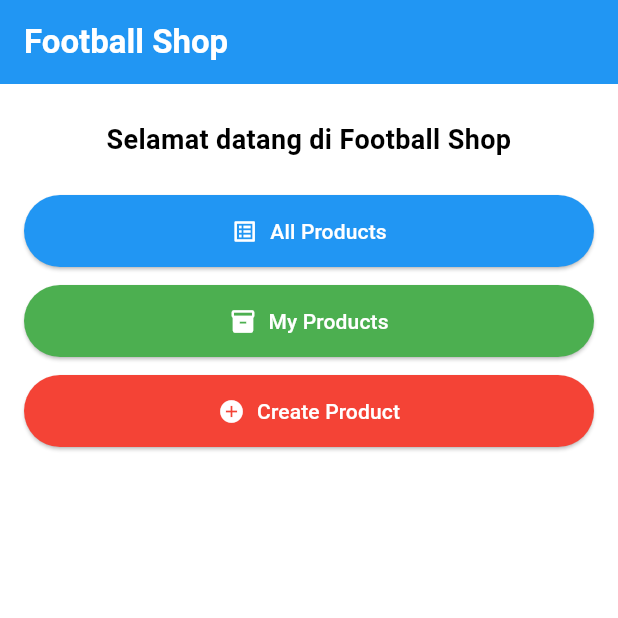
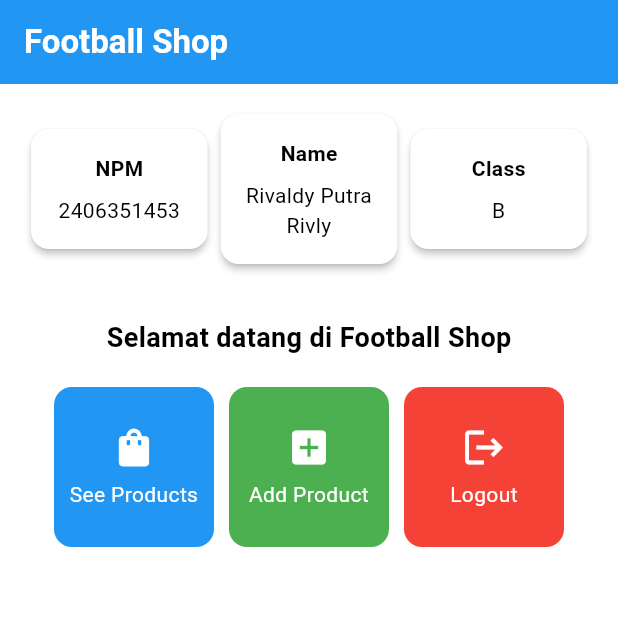
Before and after one commit to rivdy/football-shop-mobile, a Flutter app: the screen it shows after launch, on a phone screen of 412 x 824 dp, the top half of it. Run offline on Flutter 3.47's test engine with Material 3 defaults, Android fonts, the phone set to English and light mode, and no system bars.

Commit message:
Tugas 7: Elemen Dasar Flutter

```diff
--- a/lib/main.dart
+++ b/lib/main.dart
@@ -1,5 +1,4 @@
 import 'package:flutter/material.dart';
-// Pakai relative import agar tidak tergantung nama package di pubspec.yaml
 import 'menu.dart';
 
 void main() {
@@ -9,7 +8,7 @@ void main() {
 class MyApp extends StatelessWidget {
   const MyApp({super.key});
 
-  // Root of your application.
+  // Root ala tutorial
   @override
   Widget build(BuildContext context) {
     return MaterialApp(
@@ -17,9 +16,8 @@ class MyApp extends StatelessWidget {
       theme: ThemeData(
         colorScheme: ColorScheme.fromSwatch(primarySwatch: Colors.blue)
             .copyWith(secondary: Colors.blueAccent[400]),
-        useMaterial3: true,
       ),
-      home: const HomePage(),
+      home: MyHomePage(),
     );
   }
 }
--- a/lib/menu.dart
+++ b/lib/menu.dart
@@ -1,13 +1,19 @@
 import 'package:flutter/material.dart';
 
-class HomePage extends StatelessWidget {
-  const HomePage({super.key});
+class MyHomePage extends StatelessWidget {
+  MyHomePage({super.key});
 
-  void _showSnackBar(BuildContext context, String msg) {
-    ScaffoldMessenger.of(context)
-      ..hideCurrentSnackBar()
-      ..showSnackBar(SnackBar(content: Text(msg)));
-  }
+  // Identitas (sesuai pola tutorial)
+  final String nama = "Rivaldy Putra Rivly";
+  final String npm = "2406351453";
+  final String kelas = "B";
+
+  // Warna diperhatikan: biru (See), hijau (Add), merah (Logout)
+  final List<ItemHomepage> items = [
+    ItemHomepage("See Products", Icons.shopping_bag, Colors.blue),
+    ItemHomepage("Add Product", Icons.add_box, Colors.green),
+    ItemHomepage("Logout", Icons.logout, Colors.red),
+  ];
 
   @override
   Widget build(BuildContext context) {
@@ -15,77 +21,55 @@ class HomePage extends StatelessWidget {
       appBar: AppBar(
         title: const Text(
           'Football Shop',
-          style: TextStyle(fontWeight: FontWeight.bold),
+          style: TextStyle(
+            color: Colors.white,
+            fontWeight: FontWeight.bold,
+          ),
         ),
         backgroundColor: Theme.of(context).colorScheme.primary,
-        foregroundColor: Colors.white,
       ),
+
       body: Padding(
-        padding: const EdgeInsets.all(16),
+        padding: const EdgeInsets.all(16.0),
         child: Column(
-          mainAxisAlignment: MainAxisAlignment.start,
+          crossAxisAlignment: CrossAxisAlignment.center,
           children: [
-            const SizedBox(height: 8),
-            const Text(
-              'Selamat datang di Football Shop',
-              style: TextStyle(fontSize: 18, fontWeight: FontWeight.w600),
-              textAlign: TextAlign.center,
+            // Info identitas (3 kartu sejajar)
+            Row(
+              mainAxisAlignment: MainAxisAlignment.spaceEvenly,
+              children: [
+                InfoCard(title: 'NPM', content: npm),
+                InfoCard(title: 'Name', content: nama),
+                InfoCard(title: 'Class', content: kelas),
+              ],
             ),
-            const SizedBox(height: 24),
 
-            // 1) All Products — biru
-            SizedBox(
-              width: double.infinity,
-              child: ElevatedButton.icon(
-                onPressed: () => _showSnackBar(
-                  context,
-                  'Kamu telah menekan tombol All Products',
-                ),
-                icon: const Icon(Icons.list_alt),
-                label: const Text('All Products'),
-                style: ElevatedButton.styleFrom(
-                  backgroundColor: Colors.blue,
-                  foregroundColor: Colors.white,
-                  padding: const EdgeInsets.symmetric(vertical: 14),
-                ),
-              ),
-            ),
-            const SizedBox(height: 12),
+            const SizedBox(height: 16.0),
 
-            // 2) My Products — hijau
-            SizedBox(
-              width: double.infinity,
-              child: ElevatedButton.icon(
-                onPressed: () => _showSnackBar(
-                  context,
-                  'Kamu telah menekan tombol My Products',
-                ),
-                icon: const Icon(Icons.inventory),
-                label: const Text('My Products'),
-                style: ElevatedButton.styleFrom(
-                  backgroundColor: Colors.green,
-                  foregroundColor: Colors.white,
-                  padding: const EdgeInsets.symmetric(vertical: 14),
-                ),
-              ),
-            ),
-            const SizedBox(height: 12),
+            Center(
+              child: Column(
+                children: [
+                  const Padding(
+                    padding: EdgeInsets.only(top: 16.0),
+                    child: Text(
+                      'Selamat datang di Football Shop',
+                      style: TextStyle(
+                        fontWeight: FontWeight.bold,
+                        fontSize: 18.0,
+                      ),
+                    ),
+                  ),
 
-            // 3) Create Product — merah
-            SizedBox(
-              width: double.infinity,
-              child: ElevatedButton.icon(
-                onPressed: () => _showSnackBar(
-                  context,
-                  'Kamu telah menekan tombol Create Product',
-                ),
-                icon: const Icon(Icons.add_circle),
-                label: const Text('Create Product'),
-                style: ElevatedButton.styleFrom(
-                  backgroundColor: Colors.red,
-                  foregroundColor: Colors.white,
-                  padding: const EdgeInsets.symmetric(vertical: 14),
-                ),
+                  // Grid 3 kolom berisi ItemCard berwarna berbeda
+                  GridView.count(
+                    padding: const EdgeInsets.all(20),
+                    crossAxisSpacing: 10,
+                    mainAxisSpacing: 10,
+                    crossAxisCount: 3,
+                    shrinkWrap: true,
+                    children: items.map((item) => ItemCard(item)).toList(),
+                  ),
+                ],
               ),
             ),
           ],
@@ -94,3 +78,85 @@ class HomePage extends StatelessWidget {
     );
   }
 }
+
+// ======= Model item grid (dengan warna khusus) =======
+class ItemHomepage {
+  final String name;
+  final IconData icon;
+  final Color color;
+  ItemHomepage(this.name, this.icon, this.color);
+}
+
+// ======= Kartu Info atas (NPM/Name/Class) =======
+class InfoCard extends StatelessWidget {
+  final String title;
+  final String content;
+
+  const InfoCard({super.key, required this.title, required this.content});
+
+  @override
+  Widget build(BuildContext context) {
+    return Card(
+      elevation: 2.0,
+      child: Container(
+        width: MediaQuery.of(context).size.width / 3.5,
+        padding: const EdgeInsets.all(16.0),
+        child: Column(
+          children: [
+            Text(
+              title,
+              style: const TextStyle(fontWeight: FontWeight.bold),
+            ),
+            const SizedBox(height: 8.0),
+            Text(
+              content,
+              textAlign: TextAlign.center,
+            ),
+          ],
+        ),
+      ),
+    );
+  }
+}
+
+// ======= Kartu item grid (Material + InkWell + SnackBar) =======
+class ItemCard extends StatelessWidget {
+  final ItemHomepage item;
+  const ItemCard(this.item, {super.key});
+
+  @override
+  Widget build(BuildContext context) {
+    return Material(
+      color: item.color, // <-- warna sesuai item (biru/hijau/merah)
+      borderRadius: BorderRadius.circular(12),
+      child: InkWell(
+        borderRadius: BorderRadius.circular(12),
+        onTap: () {
+          // snackbar ala tutorial (menyebut nama item)
+          ScaffoldMessenger.of(context)
+            ..hideCurrentSnackBar()
+            ..showSnackBar(
+              SnackBar(content: Text("Kamu telah menekan tombol ${item.name}!")),
+            );
+        },
+        child: Container(
+          padding: const EdgeInsets.all(8),
+          child: Center(
+            child: Column(
+              mainAxisAlignment: MainAxisAlignment.center,
+              children: [
+                Icon(item.icon, color: Colors.white, size: 30.0),
+                const SizedBox(height: 6),
+                Text(
+                  item.name,
+                  textAlign: TextAlign.center,
+                  style: const TextStyle(color: Colors.white),
+                ),
+              ],
+            ),
+          ),
+        ),
+      ),
+    );
+  }
+}
```
